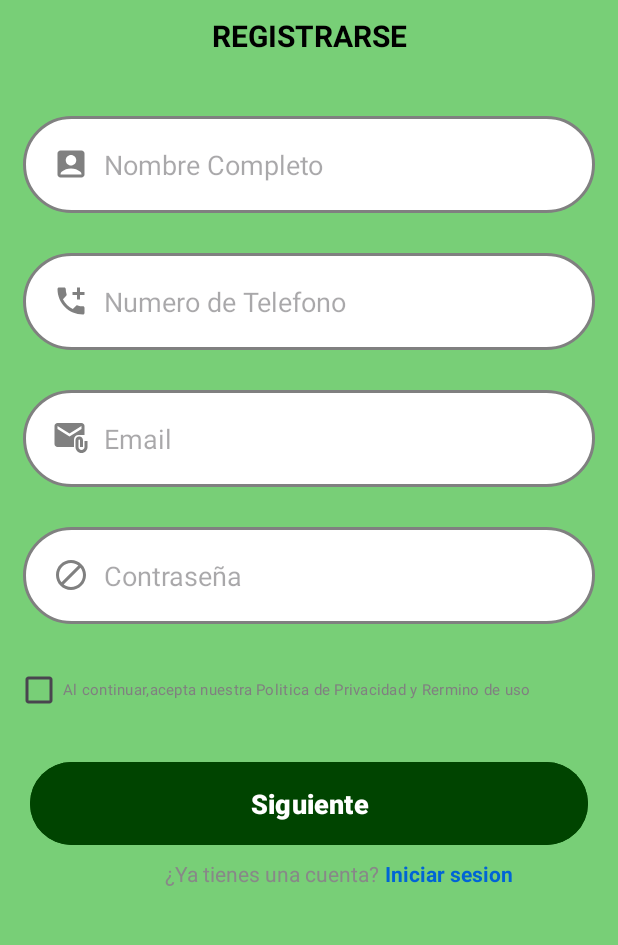
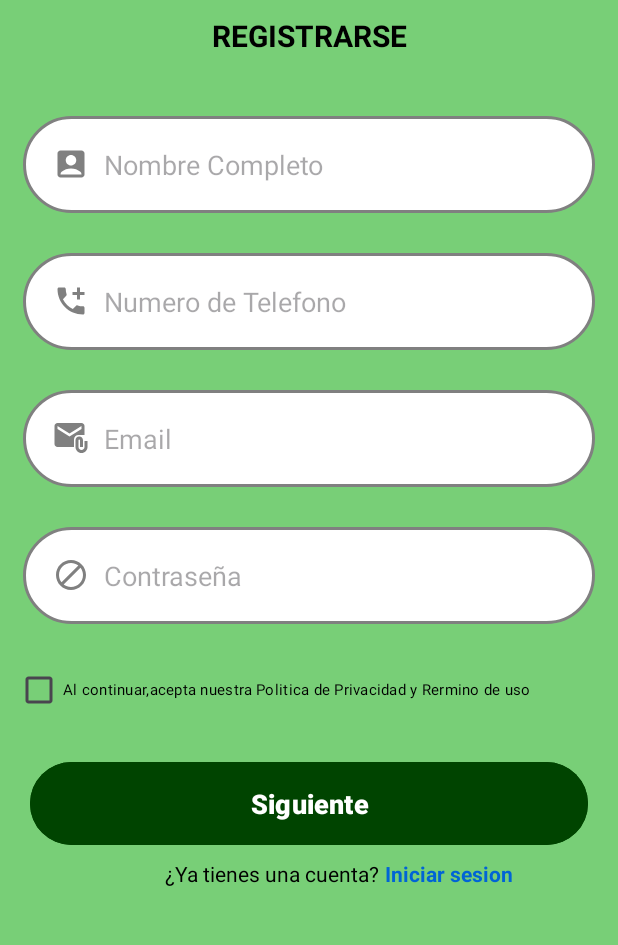
Before and after one commit to Angel96102/ProyectoGrupal, an Android app: the screen it shows after launch (MainActivity), on a phone screen of 412 x 824 dp, the part 225-1170 px from its top. Run offline under Robolectric (Android 15) with nearby library versions, the phone set to English and light mode, and no system bars.

Commit message:
5 cambio

```diff
--- a/app/src/main/res/layout/activity_main.xml
+++ b/app/src/main/res/layout/activity_main.xml
@@ -119,7 +119,7 @@
             android:layout_marginBottom="10px"
             android:layout_marginStart="10dp"
             android:text="@string/terminoscondiciones"
-            android:textColor="@color/grismedio"
+            android:textColor="@color/black"
             />
 
         <Button
@@ -145,7 +145,7 @@
                 android:layout_marginStart="110dp"
                 android:layout_marginTop="5dp"
                 android:text="@string/already"
-                android:textColor="#888888"
+                android:textColor="@color/black"
                 android:textSize="14sp" />
 
             <TextView
```
